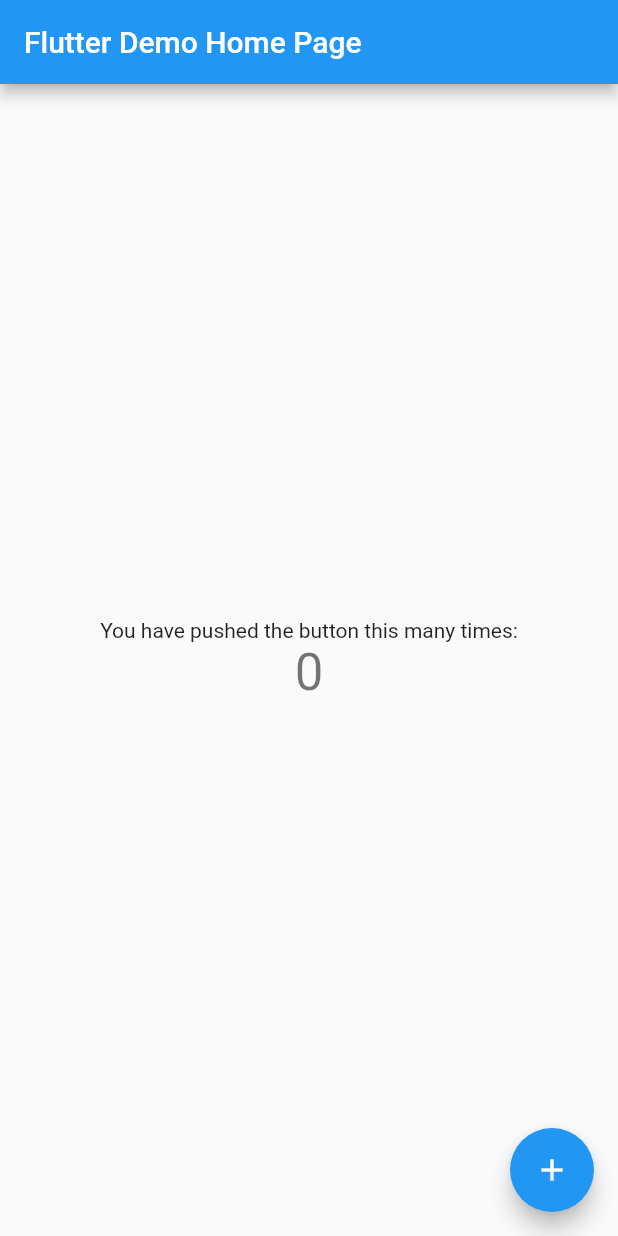
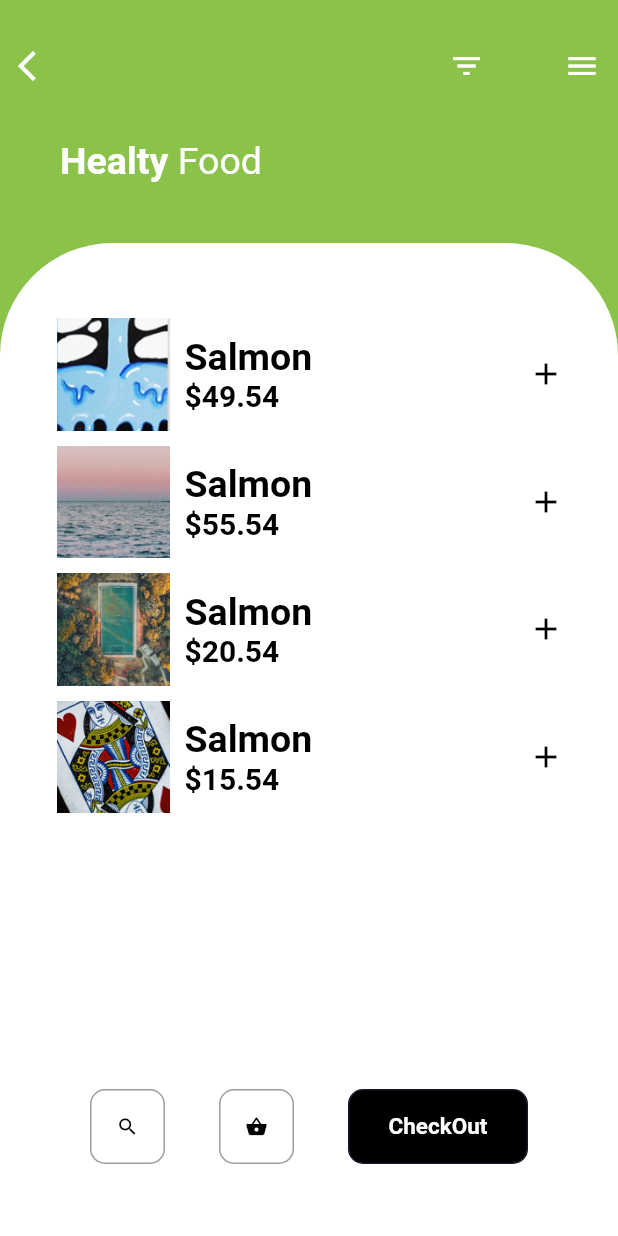
Before and after one commit to TheCodeMonsters/flutter_food_app_ui, a Flutter app: the screen it shows after launch, on a phone screen of 412 x 824 dp. Run offline on Flutter 3.47's test engine with Material 2 defaults, Android fonts, the phone set to English and light mode, and no system bars; Roboto replaces fonts that are missing (Montserrat).

Commit message:
food app ui - finish

```diff
--- a/lib/main.dart
+++ b/lib/main.dart
@@ -1,113 +1,240 @@
 import 'package:flutter/material.dart';
 
-void main() {
-  runApp(MyApp());
-}
+void main() => runApp(MyApp());
 
 class MyApp extends StatelessWidget {
-  // This widget is the root of your application.
   @override
   Widget build(BuildContext context) {
     return MaterialApp(
-      title: 'Flutter Demo',
-      theme: ThemeData(
-        // This is the theme of your application.
-        //
-        // Try running your application with "flutter run". You'll see the
-        // application has a blue toolbar. Then, without quitting the app, try
-        // changing the primarySwatch below to Colors.green and then invoke
-        // "hot reload" (press "r" in the console where you ran "flutter run",
-        // or simply save your changes to "hot reload" in a Flutter IDE).
-        // Notice that the counter didn't reset back to zero; the application
-        // is not restarted.
-        primarySwatch: Colors.blue,
-      ),
-      home: MyHomePage(title: 'Flutter Demo Home Page'),
+      debugShowCheckedModeBanner: false,
+      title: 'Food App',
+      home: HomePage(),
     );
   }
 }
 
-class MyHomePage extends StatefulWidget {
-  MyHomePage({Key key, this.title}) : super(key: key);
-
-  // This widget is the home page of your application. It is stateful, meaning
-  // that it has a State object (defined below) that contains fields that affect
-  // how it looks.
-
-  // This class is the configuration for the state. It holds the values (in this
-  // case the title) provided by the parent (in this case the App widget) and
-  // used by the build method of the State. Fields in a Widget subclass are
-  // always marked "final".
-
-  final String title;
-
+class HomePage extends StatefulWidget {
   @override
-  _MyHomePageState createState() => _MyHomePageState();
+  HomepageState createState() => new HomepageState();
 }
 
-class _MyHomePageState extends State<MyHomePage> {
-  int _counter = 0;
-
-  void _incrementCounter() {
-    setState(() {
-      // This call to setState tells the Flutter framework that something has
-      // changed in this State, which causes it to rerun the build method below
-      // so that the display can reflect the updated values. If we changed
-      // _counter without calling setState(), then the build method would not be
-      // called again, and so nothing would appear to happen.
-      _counter++;
-    });
-  }
-
+class HomepageState extends State<HomePage> {
   @override
   Widget build(BuildContext context) {
-    // This method is rerun every time setState is called, for instance as done
-    // by the _incrementCounter method above.
-    //
-    // The Flutter framework has been optimized to make rerunning build methods
-    // fast, so that you can just rebuild anything that needs updating rather
-    // than having to individually change instances of widgets.
     return Scaffold(
-      appBar: AppBar(
-        // Here we take the value from the MyHomePage object that was created by
-        // the App.build method, and use it to set our appbar title.
-        title: Text(widget.title),
+      backgroundColor: Colors.lightGreen,
+      body: ListView(
+        padding: EdgeInsets.only(top: 20.0),
+        children: [
+          Row(
+            mainAxisAlignment: MainAxisAlignment.spaceBetween,
+            children: <Widget>[
+              IconButton(
+                icon: Icon(Icons.arrow_back_ios),
+                onPressed: () {},
+                color: Colors.white,
+              ),
+              Container(
+                width: 125.0,
+                child: Row(
+                  mainAxisAlignment: MainAxisAlignment.spaceBetween,
+                  children: [
+                    IconButton(
+                      icon: Icon(Icons.filter_list),
+                      onPressed: () {},
+                      color: Colors.white,
+                    ),
+                    IconButton(
+                      icon: Icon(Icons.menu),
+                      onPressed: () {},
+                      color: Colors.white,
+                    ),
+                  ],
+                ),
+              ),
+            ],
+          ),
+          SizedBox(
+            height: 25.0,
+          ),
+          Padding(
+            padding: EdgeInsets.only(left: 40.0),
+            child: Row(
+              children: [
+                Text(
+                  'Healty ',
+                  style: TextStyle(
+                    color: Colors.white,
+                    fontSize: 25.0,
+                    fontFamily: 'Montserrat',
+                    fontWeight: FontWeight.bold,
+                  ),
+                ),
+                SizedBox(
+                  height: 10.0,
+                ),
+                Text(
+                  'Food',
+                  style: TextStyle(
+                    color: Colors.white,
+                    fontSize: 25.0,
+                    fontFamily: 'Montserrat',
+                  ),
+                ),
+              ],
+            ),
+          ),
+          SizedBox(
+            height: 40.0,
+          ),
+          Container(
+            height: MediaQuery.of(context).size.height - 85.0,
+            decoration: BoxDecoration(
+              color: Colors.white,
+              borderRadius: BorderRadius.only(
+                  topRight: Radius.circular(75.0),
+                  topLeft: Radius.circular(75.0)),
+            ),
+            child: ListView(
+              padding: EdgeInsets.only(left: 24.0, right: 24.0),
+              shrinkWrap: true,
+              children: [
+                Padding(
+                  padding: EdgeInsets.only(top: 40.0),
+                ),
+                Container(
+                  height: MediaQuery.of(context).size.height - 300,
+                  child: ListView(
+                    children: [
+                      _buildFoodItem('assets/board1.png', 'Salmon', '\$49.54'),
+                      _buildFoodItem('assets/board2.png', 'Salmon', '\$55.54'),
+                      _buildFoodItem('assets/board3.png', 'Salmon', '\$20.54'),
+                      _buildFoodItem('assets/board4.png', 'Salmon', '\$15.54'),
+                    ],
+                  ),
+                ),
+                Row(
+                  mainAxisAlignment: MainAxisAlignment.spaceEvenly,
+                  children: [
+                    Container(
+                      height: 50.0,
+                      width: 50.0,
+                      decoration: BoxDecoration(
+                          borderRadius: BorderRadius.circular(10.0),
+                          border: Border.all(
+                              color: Colors.grey,
+                              width: 1.0,
+                              style: BorderStyle.solid)),
+                      child: Center(
+                        child: Icon(
+                          Icons.search,
+                          color: Colors.black,
+                          size: 15.0,
+                        ),
+                      ),
+                    ),
+                    Container(
+                      height: 50.0,
+                      width: 50.0,
+                      decoration: BoxDecoration(
+                          borderRadius: BorderRadius.circular(10.0),
+                          border: Border.all(
+                              color: Colors.grey,
+                              width: 1.0,
+                              style: BorderStyle.solid)),
+                      child: Center(
+                        child: Icon(
+                          Icons.shopping_basket,
+                          color: Colors.black,
+                          size: 15.0,
+                        ),
+                      ),
+                    ),
+                    Container(
+                      height: 50.0,
+                      width: 120.0,
+                      decoration: BoxDecoration(
+                          color: Colors.black,
+                          borderRadius: BorderRadius.circular(10.0),
+                          border: Border.all(
+                              width: 1.0,
+                              color: Color(0xFF1C1428),
+                              style: BorderStyle.solid)),
+                      child: Center(
+                        child: Text(
+                          'CheckOut',
+                          style: TextStyle(
+                              fontSize: 15.0,
+                              color: Colors.white,
+                              fontFamily: 'Montserrat',
+                              fontWeight: FontWeight.bold),
+                        ),
+                      ),
+                    ),
+                  ],
+                ),
+              ],
+            ),
+          ),
+        ],
       ),
-      body: Center(
-        // Center is a layout widget. It takes a single child and positions it
-        // in the middle of the parent.
-        child: Column(
-          // Column is also a layout widget. It takes a list of children and
-          // arranges them vertically. By default, it sizes itself to fit its
-          // children horizontally, and tries to be as tall as its parent.
-          //
-          // Invoke "debug painting" (press "p" in the console, choose the
-          // "Toggle Debug Paint" action from the Flutter Inspector in Android
-          // Studio, or the "Toggle Debug Paint" command in Visual Studio Code)
-          // to see the wireframe for each widget.
-          //
-          // Column has various properties to control how it sizes itself and
-          // how it positions its children. Here we use mainAxisAlignment to
-          // center the children vertically; the main axis here is the vertical
-          // axis because Columns are vertical (the cross axis would be
-          // horizontal).
-          mainAxisAlignment: MainAxisAlignment.center,
-          children: <Widget>[
-            Text(
-              'You have pushed the button this many times:',
-            ),
-            Text(
-              '$_counter',
-              style: Theme.of(context).textTheme.headline4,
-            ),
-          ],
-        ),
-      ),
-      floatingActionButton: FloatingActionButton(
-        onPressed: _incrementCounter,
-        tooltip: 'Increment',
-        child: Icon(Icons.add),
-      ), // This trailing comma makes auto-formatting nicer for build methods.
     );
   }
 }
+
+Widget _buildFoodItem(String imgPath, String FoodName, String price) {
+  return Padding(
+    padding: EdgeInsets.only(left: 14.0, top: 10.0),
+    child: InkWell(
+      child: Row(
+        mainAxisAlignment: MainAxisAlignment.spaceBetween,
+        children: [
+          Container(
+            child: Row(
+              children: <Widget>[
+                Hero(
+                  tag: imgPath,
+                  child: Image(
+                    image: AssetImage(imgPath),
+                    fit: BoxFit.cover,
+                    height: 75.0,
+                    width: 75.0,
+                  ),
+                ),
+                SizedBox(
+                  width: 10.0,
+                ),
+                Column(
+                  crossAxisAlignment: CrossAxisAlignment.start,
+                  children: [
+                    Text(
+                      FoodName,
+                      style: TextStyle(
+                          fontFamily: 'Montserrat',
+                          fontWeight: FontWeight.bold,
+                          fontSize: 25.0,
+                          color: Colors.black),
+                    ),
+                    Text(
+                      price,
+                      style: TextStyle(
+                          fontFamily: 'Montserrat',
+                          fontWeight: FontWeight.bold,
+                          fontSize: 20.0,
+                          color: Colors.black),
+                    ),
+                  ],
+                ),
+              ],
+            ),
+          ),
+          IconButton(
+            icon: Icon(Icons.add),
+            onPressed: () {},
+            color: Colors.black,
+          )
+        ],
+      ),
+    ),
+  );
+}
```
Also changed, not shown: pubspec.yaml (+6 -52 lines), assets/board1.png (added), assets/board2.png (added), assets/board3.png (added), assets/board4.png (added), assets/board5.png (added), assets/board6.png (added).
